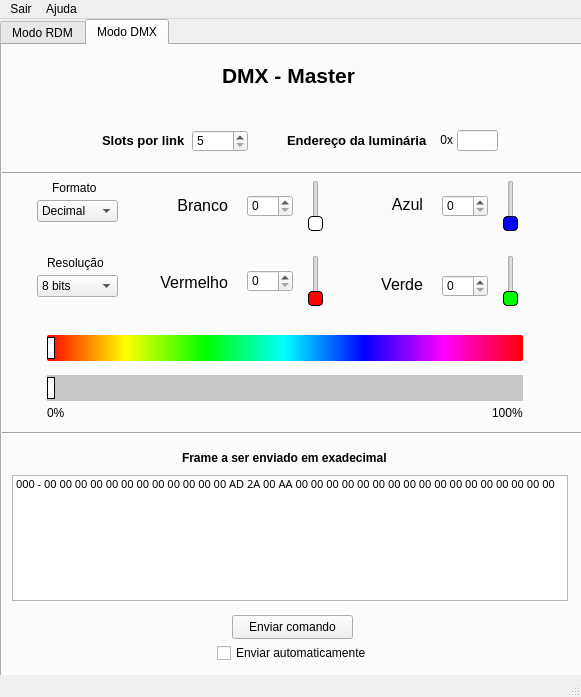
This is development/RDM_DMX_Master.ui in GuilhermeRS11/GUI_RDM_DMX_Master as Qt 5 draws it before an edit. The edited form follows.
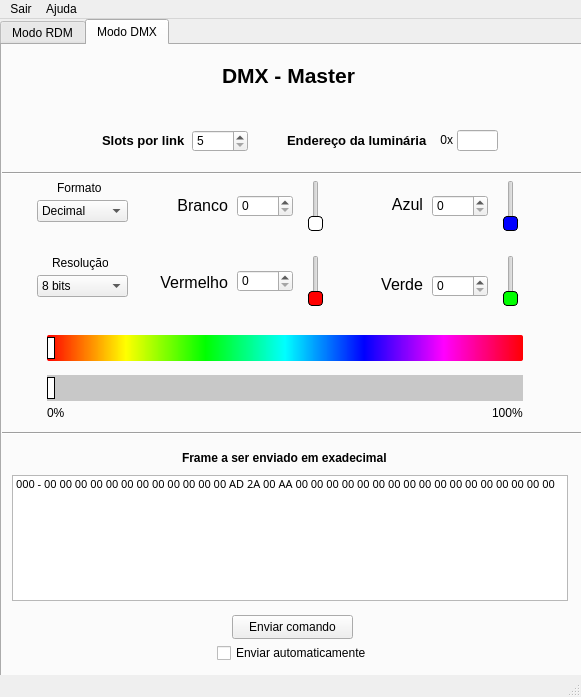
This is the edited form. Icons and pictures are not drawn.

What changed in the file:
```diff
--- a/development/RDM_DMX_Master.ui
+++ b/development/RDM_DMX_Master.ui
@@ -2376,9 +2376,9 @@
      <widget class="QSpinBox" name="blue_dmx_box">
       <property name="geometry">
        <rect>
-        <x>440</x>
+        <x>430</x>
         <y>150</y>
-        <width>46</width>
+        <width>56</width>
         <height>22</height>
        </rect>
       </property>
@@ -2402,9 +2402,9 @@
      <widget class="QSpinBox" name="green_dmx_box">
       <property name="geometry">
        <rect>
-        <x>440</x>
+        <x>430</x>
         <y>230</y>
-        <width>46</width>
+        <width>56</width>
         <height>22</height>
        </rect>
       </property>
@@ -2415,9 +2415,9 @@
      <widget class="QSpinBox" name="red_dmx_box">
       <property name="geometry">
        <rect>
-        <x>245</x>
+        <x>235</x>
         <y>225</y>
-        <width>46</width>
+        <width>56</width>
         <height>22</height>
        </rect>
       </property>
@@ -2532,9 +2532,9 @@
      <widget class="QSpinBox" name="white_dmx_box">
       <property name="geometry">
        <rect>
-        <x>245</x>
+        <x>235</x>
         <y>150</y>
-        <width>46</width>
+        <width>56</width>
         <height>22</height>
        </rect>
       </property>
@@ -2874,7 +2874,7 @@
        <rect>
         <x>35</x>
         <y>155</y>
-        <width>81</width>
+        <width>91</width>
         <height>22</height>
        </rect>
       </property>
@@ -2899,7 +2899,7 @@
        <rect>
         <x>35</x>
         <y>230</y>
-        <width>81</width>
+        <width>91</width>
         <height>22</height>
        </rect>
       </property>
@@ -2917,7 +2917,7 @@
      <widget class="QLabel" name="format_label">
       <property name="geometry">
        <rect>
-        <x>50</x>
+        <x>55</x>
         <y>135</y>
         <width>49</width>
         <height>16</height>
@@ -2930,7 +2930,7 @@
      <widget class="QLabel" name="resolutionLabel">
       <property name="geometry">
        <rect>
-        <x>45</x>
+        <x>50</x>
         <y>210</y>
         <width>56</width>
         <height>16</height>
```
Left out of the diff: 7 changed lines with no effect on the pictures.
